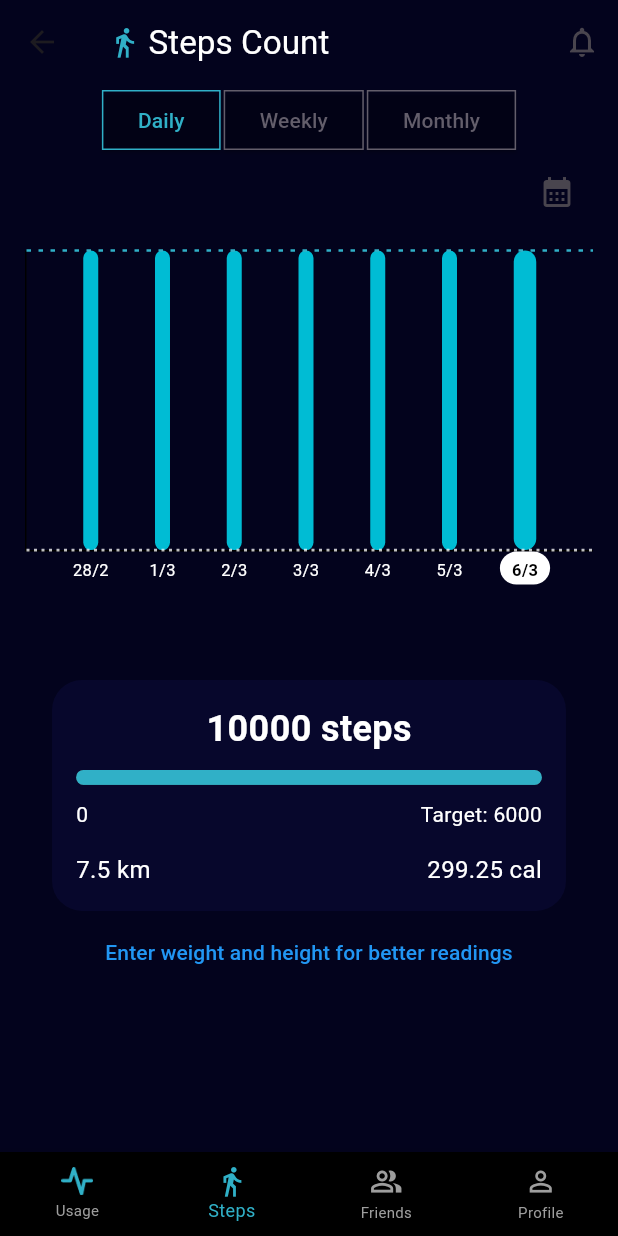
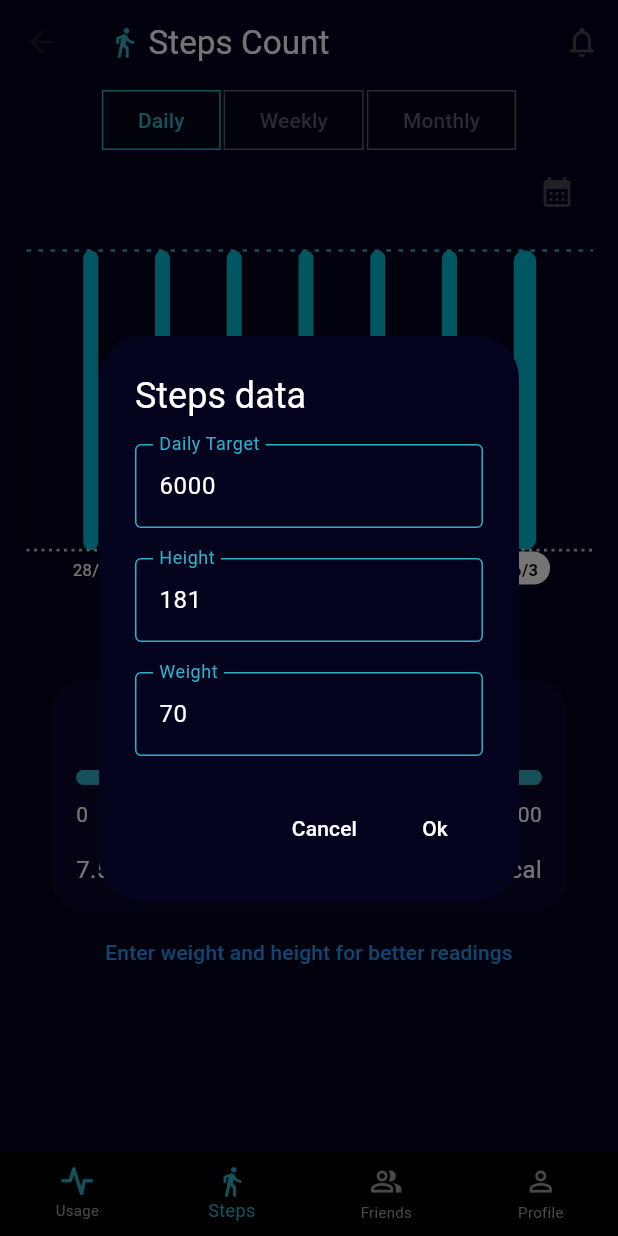
Before and after one commit to OmarAbdelgilil/trackwise_mobile_app, a Flutter app: the HomeScreen screen opened directly, item 2 of the bottom bar chosen, after a tap on "Enter weight and height for better readi", on a phone screen of 412 x 824 dp. Run offline on Flutter 3.47's test engine with Material 3 defaults, Android fonts, the light colour scheme and no system bars; drawn by our look-alikes of fl_chart; our stand-ins replace dio, flutter_riverpod, flutter_screenutil, flutter_svg, get_it, google_fonts and 9 more; missing offline and left inert: weekly_date_picker; accounts and stored records are empty.

Commit message:
add steps data dialog - fix steps page problems

```diff
--- a/lib/features/Home/presentation/widgets/animated_bar_circle_switch.dart
+++ b/lib/features/Home/presentation/widgets/animated_bar_circle_switch.dart
@@ -1,5 +1,4 @@
 import 'package:flutter/material.dart';
-import 'package:flutter/widgets.dart';
 import 'package:page_view_dot_indicator/page_view_dot_indicator.dart';
 import 'package:track_wise_mobile_app/features/Home/presentation/home_view_model.dart';
 import 'package:track_wise_mobile_app/features/Home/presentation/widgets/bar_chart.dart';
--- a/lib/features/steps/presentation/steps_screen.dart
+++ b/lib/features/steps/presentation/steps_screen.dart
@@ -5,6 +5,7 @@ import 'package:track_wise_mobile_app/features/Home/presentation/widgets/home_to
 import 'package:track_wise_mobile_app/features/steps/presentation/steps_viewmodel.dart';
 import 'package:track_wise_mobile_app/features/steps/presentation/widgets/steps_bar_chart.dart';
 import 'package:track_wise_mobile_app/features/steps/presentation/widgets/steps_data_container.dart';
+import 'package:track_wise_mobile_app/features/steps/presentation/widgets/steps_data_dialog.dart';
 import 'package:track_wise_mobile_app/utils/change_date_mode.dart';
 import 'package:track_wise_mobile_app/utils/strings_manager.dart';
 
@@ -63,7 +64,7 @@ class StepsScreen extends ConsumerWidget {
           const StepsDataContainer(),
           const SizedBox(height: 4),
           TextButton(
-              onPressed: () {},
+              onPressed: (){showStepsDataDialogDialog(context, prov);},
               child: const Text(
                 "Enter weight and height for better readings",
                 style: TextStyle(color: Colors.blue, fontSize: 14),
--- a/lib/features/steps/presentation/widgets/steps_bar_chart.dart
+++ b/lib/features/steps/presentation/widgets/steps_bar_chart.dart
@@ -17,6 +17,7 @@ class _StepsBarChartState extends ConsumerState<StepsBarChart> {
   int touchedBarGroupIndex = -1;
   @override
   Widget build(BuildContext context) {
+    final formater = NumberFormat.decimalPatternDigits(locale: 'en_us', decimalDigits: 0);
     ref.watch(stepsViewModelProvider);
     final prov = ref.read(stepsViewModelProvider.notifier);
     if (prov.barData.isEmpty) {
@@ -58,7 +59,7 @@ class _StepsBarChartState extends ConsumerState<StepsBarChart> {
                   getTooltipColor: (group) => const Color.fromARGB(0, 0, 0, 0),
                   getTooltipItem: (group, groupIndex, rod, rodIndex) =>
                       BarTooltipItem(
-                          "${rod.toY.toInt().toString()} steps",
+                          "${formater.format(rod.toY.toInt())} steps",
                           const TextStyle(
                               color: Color.fromARGB(212, 255, 255, 255),
                               fontSize: 10)),
@@ -73,7 +74,7 @@ class _StepsBarChartState extends ConsumerState<StepsBarChart> {
                   alignment: Alignment.centerRight,
                   padding: const EdgeInsets.only(bottom: 20),
                   show: true,
-                  labelResolver: (line) => '${line.y.toInt()}steps',
+                  labelResolver: (line) => '${formater.format(line.y.toInt())} steps',
                   style: const TextStyle(
                       color: ColorsManager.blue, fontWeight: FontWeight.bold),
                 ),
--- a/lib/features/steps/presentation/widgets/steps_data_container.dart
+++ b/lib/features/steps/presentation/widgets/steps_data_container.dart
@@ -1,6 +1,7 @@
 import 'package:flutter/material.dart';
 import 'package:flutter_riverpod/flutter_riverpod.dart';
 import 'package:flutter_screenutil/flutter_screenutil.dart';
+import 'package:intl/intl.dart';
 import 'package:track_wise_mobile_app/features/steps/presentation/steps_viewmodel.dart';
 import 'package:track_wise_mobile_app/utils/change_date_mode.dart';
 import 'package:track_wise_mobile_app/utils/colors_manager.dart';
@@ -10,8 +11,10 @@ class StepsDataContainer extends ConsumerWidget {
 
   @override
   Widget build(BuildContext context, ref) {
+    final formater = NumberFormat.decimalPatternDigits(locale: 'en_us', decimalDigits: 0);
     ref.watch(stepsViewModelProvider);
     final prov = ref.read(stepsViewModelProvider.notifier);
+    final distanceKm = (prov.pickedDateStepsData * prov.strideLength) / 1000;
     return Container(
       padding: const EdgeInsets.all(16.0),
       margin: EdgeInsets.symmetric(horizontal: 18.0.w),
@@ -23,7 +26,7 @@ class StepsDataContainer extends ConsumerWidget {
         crossAxisAlignment: CrossAxisAlignment.center,
         children: [
           Text(
-            "${prov.pickedDateStepsData} steps",
+            "${formater.format(prov.pickedDateStepsData)} steps",
             style: const TextStyle(
               color: Colors.white,
               fontSize: 24,
@@ -36,10 +39,10 @@ class StepsDataContainer extends ConsumerWidget {
             child: LinearProgressIndicator(
               value: (prov.pickedDateStepsData) /
                   (prov.changeDateMode == ChangeDateMode.daily
-                      ? 6000
+                      ? prov.dailyTarget
                       : prov.changeDateMode == ChangeDateMode.weekly
-                          ? 6000 * 7
-                          : 6000 * 30),
+                          ? prov.dailyTarget * 7
+                          : prov.dailyTarget * 30),
               backgroundColor: Colors.grey[800],
               valueColor:
                   const AlwaysStoppedAnimation<Color>(ColorsManager.blue),
@@ -55,7 +58,7 @@ class StepsDataContainer extends ConsumerWidget {
                 style: TextStyle(color: Colors.white),
               ),
               Text(
-                "Target: ${(prov.changeDateMode == ChangeDateMode.daily ? 6000 : prov.changeDateMode == ChangeDateMode.weekly ? 6000 * 7 : 6000 * 30)}",
+                "Target: ${formater.format(prov.changeDateMode == ChangeDateMode.daily ? prov.dailyTarget : prov.changeDateMode == ChangeDateMode.weekly ? prov.dailyTarget * 7 : prov.dailyTarget * 30)}",
                 style: const TextStyle(color: Colors.white),
               ),
             ],
@@ -65,11 +68,11 @@ class StepsDataContainer extends ConsumerWidget {
             mainAxisAlignment: MainAxisAlignment.spaceBetween,
             children: [
               Text(
-                "${(prov.pickedDateStepsData * 0.75) / 1000} km",
+                "${distanceKm.toStringAsFixed(2)} km",
                 style: const TextStyle(color: Colors.white, fontSize: 16),
               ),
               Text(
-                "${((prov.pickedDateStepsData * 0.75) / 1000) * 70 * 0.57} cal",
+                "${(distanceKm * prov.weight * 0.57).round()} cal",
                 style: const TextStyle(color: Colors.white, fontSize: 16),
               ),
             ],
--- /dev/null
+++ b/lib/features/steps/presentation/widgets/steps_data_dialog.dart
@@ -0,0 +1,104 @@
+import 'package:flutter/material.dart';
+import 'package:track_wise_mobile_app/features/steps/presentation/steps_viewmodel.dart';
+import 'package:track_wise_mobile_app/utils/colors_manager.dart';
+import 'package:track_wise_mobile_app/utils/custom_text_field.dart';
+import 'package:track_wise_mobile_app/utils/strings_manager.dart';
+
+void showStepsDataDialogDialog(
+    BuildContext context, StepsViewmodel prov) async {
+  final TextEditingController weightController =
+      TextEditingController(text: prov.weight.toString());
+  final TextEditingController heightController = TextEditingController(
+      text: (prov.strideLength / (0.414 * 0.01)).round().toString());
+  final TextEditingController dailyTargetController =
+      TextEditingController(text: prov.dailyTarget.toString());
+  final formKey = GlobalKey<FormState>();
+  await showDialog(
+    context: context,
+    builder: (context) {
+      return AlertDialog(
+        backgroundColor: ColorsManager.backgroundColor,
+        title: const Text(
+          "Steps data",
+          style: TextStyle(color: Colors.white),
+        ),
+        content: Form(
+          key: formKey,
+          child: Column(
+            mainAxisSize: MainAxisSize.min,
+            mainAxisAlignment: MainAxisAlignment.start,
+            children: [
+              CustomTextField(
+                controller: dailyTargetController,
+                label: StringsManager.dailyTargetLabel,
+                hint: StringsManager.dailyTargetHint,
+                validator: (value) {
+                  if (value == null ||
+                      value.isEmpty ||
+                      int.tryParse(value) == null) {
+                    return StringsManager.textFieldError;
+                  }
+                  return null;
+                },
+              ),
+              const SizedBox(
+                height: 20,
+              ),
+              CustomTextField(
+                controller: heightController,
+                label: StringsManager.heightLabel,
+                hint: StringsManager.heightHint,
+                validator: (value) {
+                  if (value == null ||
+                      value.isEmpty ||
+                      int.tryParse(value) == null) {
+                    return StringsManager.textFieldError;
+                  }
+                  return null;
+                },
+              ),
+              const SizedBox(
+                height: 20,
+              ),
+              CustomTextField(
+                controller: weightController,
+                label: StringsManager.weightLabel,
+                hint: StringsManager.weightHint,
+                validator: (value) {
+                  if (value == null ||
+                      value.isEmpty ||
+                      int.tryParse(value) == null) {
+                    return StringsManager.textFieldError;
+                  }
+                  return null;
+                },
+              ),
+            ],
+          ),
+        ),
+        actions: [
+          TextButton(
+            onPressed: () {
+              FocusManager.instance.primaryFocus?.unfocus();
+              Navigator.pop(context);
+            },
+            child: const Text("Cancel", style: TextStyle(color: Colors.white)),
+          ),
+          TextButton(
+            onPressed: () {
+              if (formKey.currentState!.validate()) {
+                FocusManager.instance.primaryFocus?.unfocus();
+                Navigator.pop(context);
+                prov.setStepsData(
+                    myWeight: int.parse(weightController.text),
+                    myDailyTarget: int.parse(dailyTargetController.text),
+                    heightCm: double.parse(heightController.text));
+              }
+            },
+            child: const Text("Ok", style: TextStyle(color: Colors.white)),
+          ),
+        ],
+      );
+    },
+  );
+}
--- a/lib/utils/custom_text_field.dart
+++ b/lib/utils/custom_text_field.dart
@@ -58,7 +58,7 @@ class _CustomTextFieldState extends State<CustomTextField> {
   @override
   Widget build(BuildContext context) {
     return TextFormField(
-      keyboardType: widget.label == StringsManager.emailLabel? TextInputType.emailAddress : (widget.label == StringsManager.passwordLabel || widget.label == StringsManager.confirmPasswordLabel) ? TextInputType.visiblePassword : widget.label == StringsManager.phoneNumberLabel? TextInputType.phone : null,
+      keyboardType: widget.label == StringsManager.emailLabel? TextInputType.emailAddress : (widget.label == StringsManager.passwordLabel || widget.label == StringsManager.confirmPasswordLabel) ? TextInputType.visiblePassword : widget.label == StringsManager.phoneNumberLabel? TextInputType.phone :(widget.label == StringsManager.heightLabel || widget.label == StringsManager.weightLabel || widget.label == StringsManager.dailyTargetLabel)? TextInputType.number : null,
       obscureText: _obscureText, // Use _obscureText to toggle visibility
       validator: _validate,
       readOnly: widget.readOnly ?? false,
--- a/lib/utils/strings_manager.dart
+++ b/lib/utils/strings_manager.dart
@@ -36,5 +36,12 @@ class StringsManager {
   static const String monthly = "Monthly";
   static const String phoneNumberError = "wrong phone number format";
   static const String minLengthPasswordError = "Your password must be at least 8 characters long";
+  static const String dailyTargetLabel = "Daily Target";
+  static const String dailyTargetHint = "6000 steps";
+  static const String weightLabel = "Weight";
+  static const String weightHint = "Ex: 70 kg";
+  static const String heightLabel = "Height";
+  static const String heightHint = "Ex: 170 cm";
+  static const String textFieldError = "enter a valid format";
 
 }
```
Also changed, not shown: lib/features/steps/presentation/steps_viewmodel.dart (+21 -1 lines), lib/core/di/di.config.dart, 4 other files.
